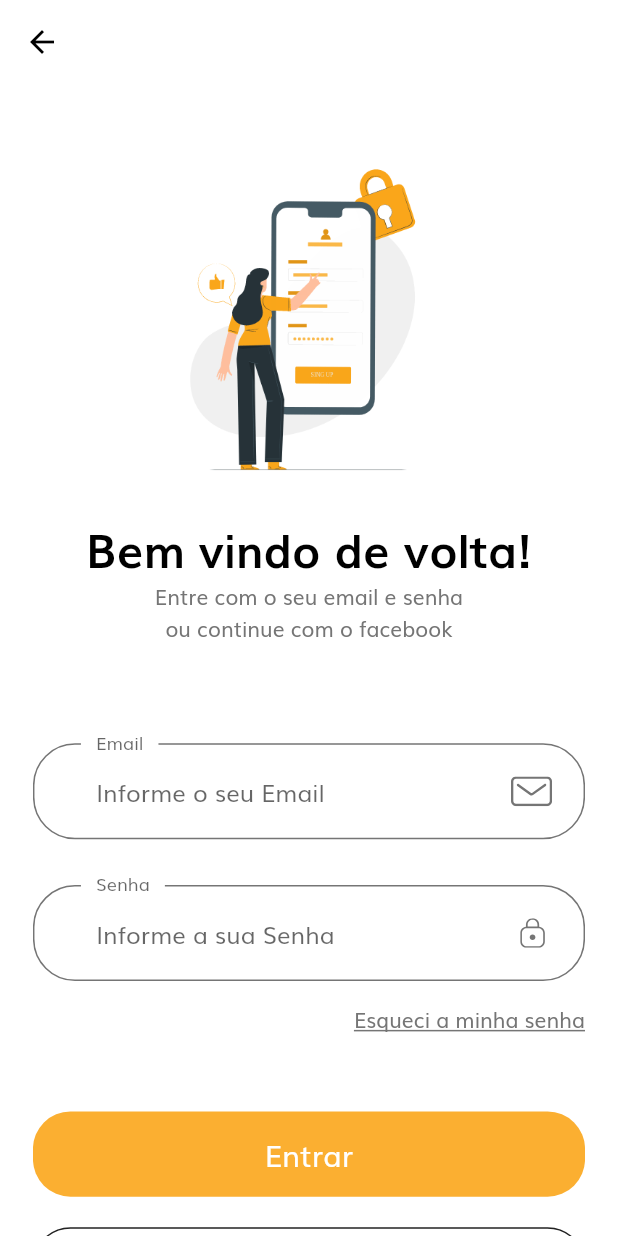
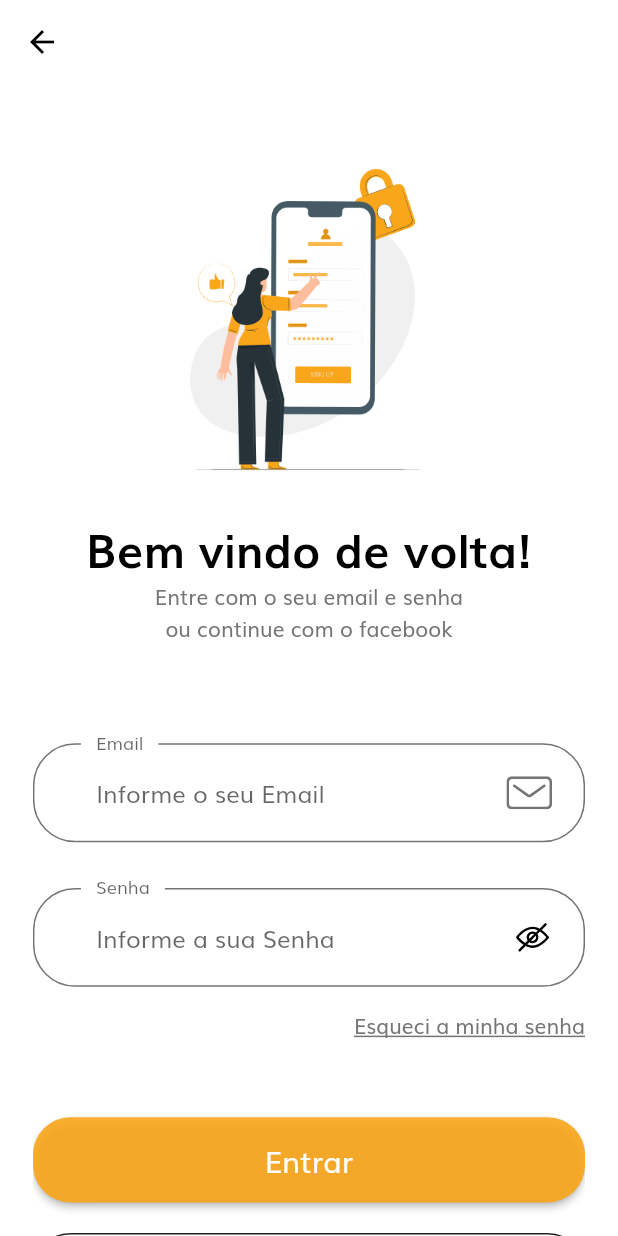
Before and after one commit to Joao-VictorF/MoveDor, a Flutter app: the SignInScreen screen opened by its route, on a phone screen of 412 x 824 dp. Run offline on Flutter 3.47's test engine with Material 2 defaults, Android fonts, the phone set to English and light mode, and no system bars; our stand-ins replace flutter_svg.

Commit message:
show/hide password input text

```diff
--- a/lib/components/custom_surfix_icon.dart
+++ b/lib/components/custom_surfix_icon.dart
@@ -6,14 +6,19 @@ import '../size_config.dart';
 class CustomSurffixIcon extends StatelessWidget {
   const CustomSurffixIcon({
     Key key,
+    this.press,
     @required this.svgIcon,
   }) : super(key: key);
 
   final String svgIcon;
+  final Function press;
 
   @override
   Widget build(BuildContext context) {
-    return Padding(
+    return
+    GestureDetector(
+      onTap: press,
+      child: Padding(
         padding: EdgeInsets.fromLTRB(
           0,
           getProportionateScreenWidth(20),
@@ -22,7 +27,8 @@ class CustomSurffixIcon extends StatelessWidget {
         ),
         child: SvgPicture.asset(
           svgIcon,
-        height: getProportionateScreenWidth(18),
+          height: getProportionateScreenWidth(20),
+        ),
       ),
     );
   }
--- a/lib/components/default_button.dart
+++ b/lib/components/default_button.dart
@@ -8,20 +8,28 @@ class DefaultButton extends StatelessWidget {
     Key key,
     this.text,
     this.press,
+    this.loading = false,
   }) : super(key: key);
   final String text;
   final Function press;
+  final bool loading;
 
   @override
   Widget build(BuildContext context) {
     return SizedBox(
       width: double.infinity,
       height: getProportionateScreenHeight(56),
-      child: FlatButton(
+      child: RaisedButton(
         shape: RoundedRectangleBorder(borderRadius: BorderRadius.circular(25)),
         color: kPrimaryColor,
-        onPressed: press,
-        child: Text(
+        onPressed: loading ? null : press,
+        child:
+        loading ?
+        CircularProgressIndicator(
+          valueColor: new AlwaysStoppedAnimation<Color>(Colors.white),
+        )
+        :
+        Text(
           text,
           style: TextStyle(
             fontSize: getProportionateScreenWidth(18),
--- a/lib/screens/sign_in/components/sign_form.dart
+++ b/lib/screens/sign_in/components/sign_form.dart
@@ -2,7 +2,7 @@ import 'package:flutter/material.dart';
 import 'package:reboot/components/custom_surfix_icon.dart';
 import 'package:reboot/components/form_error.dart';
 import 'package:reboot/screens/forgot_password/forgot_password_screen.dart';
-import 'package:reboot/screens/login_success/login_success_screen.dart';
+import 'package:reboot/screens/home/home_screen.dart';
 
 import '../../../components/default_button.dart';
 import '../../../constants.dart';
@@ -17,7 +17,9 @@ class _SignFormState extends State<SignForm> {
   final _formKey = GlobalKey<FormState>();
   String email;
   String password;
-  bool remember = false;
+  bool loading = false;
+  bool hide_password = true;
+
   final List<String> errors = [];
 
   void addError({String error}) {
@@ -61,49 +63,17 @@ class _SignFormState extends State<SignForm> {
           FormError(errors: errors),
           SizedBox(height: getProportionateScreenHeight(20)),
           DefaultButton(
+            loading: loading,
             text: "Entrar",
             press: () {
               if (_formKey.currentState.validate()) {
                 _formKey.currentState.save();
                 // if all are valid then go to success screen
-                Navigator.pushNamed(context, LoginSuccessScreen.routeName);
+                loginAction();
               }
             },
           ),
         ],
-      ),
-    );
-  }
-
-  TextFormField buildPasswordFormField() {
-    return TextFormField(
-      obscureText: true,
-      onSaved: (newValue) => password = newValue,
-      onChanged: (value) {
-        if (value.isNotEmpty) {
-          removeError(error: kPassNullError);
-        } else if (value.length >= 8) {
-          removeError(error: kShortPassError);
-        }
-        return null;
-      },
-      validator: (value) {
-        if (value.isEmpty) {
-          addError(error: kPassNullError);
-          return "";
-        } else if (value.length < 8) {
-          addError(error: kShortPassError);
-          return "";
-        }
-        return null;
-      },
-      decoration: InputDecoration(
-        labelText: "Senha",
-        hintText: "Informe a sua Senha",
-        // If  you are using latest version of flutter then lable text and hint text shown like this
-        // if you r using flutter less then 1.20.* then maybe this is not working properly
-        floatingLabelBehavior: FloatingLabelBehavior.always,
-        suffixIcon: CustomSurffixIcon(svgIcon: "assets/icons/Lock.svg"),
       ),
     );
   }
@@ -140,4 +110,54 @@ class _SignFormState extends State<SignForm> {
       ),
     );
   }
+
+  TextFormField buildPasswordFormField() {
+    return TextFormField(
+      obscureText: hide_password,
+      onSaved: (newValue) => password = newValue,
+      onChanged: (value) {
+        if (value.isNotEmpty) {
+          removeError(error: kPassNullError);
+        } else if (value.length >= 8) {
+          removeError(error: kShortPassError);
+        }
+        return null;
+      },
+      validator: (value) {
+        if (value.isEmpty) {
+          addError(error: kPassNullError);
+          return "";
+        } else if (value.length < 8) {
+          addError(error: kShortPassError);
+          return "";
+        }
+        return null;
+      },
+      decoration: InputDecoration(
+        labelText: "Senha",
+        hintText: "Informe a sua Senha",
+        // If  you are using latest version of flutter then lable text and hint text shown like this
+        // if you r using flutter less then 1.20.* then maybe this is not working properly
+        floatingLabelBehavior: FloatingLabelBehavior.always,
+        suffixIcon:
+         CustomSurffixIcon(
+          svgIcon: hide_password ? "assets/icons/hide-eye.svg" : "assets/icons/eye.svg",
+          press: () {
+            setState(() {
+              hide_password = !hide_password;
+            });
+          }),
+      ),
+    );
+  }
+
+  Future loginAction() async {
+    setState(() {
+      loading = true;
+    });
+    //replace the below line of code with your login request
+    await new Future.delayed(const Duration(seconds: 2));
+    Navigator.pushNamed(context, HomeScreen.routeName);
+    // Navigator.pushNamed(context, LoginSuccessScreen.routeName);
+  }
 }
--- a/lib/screens/splash/components/body.dart
+++ b/lib/screens/splash/components/body.dart
@@ -68,7 +68,7 @@ class _BodyState extends State<Body> {
                     ),
                     Spacer(flex: 3),
                     DefaultButton(
-                      text: "Login",
+                      text: "Entrar",
                       press: () {
                         Navigator.pushNamed(context, SignInScreen.routeName);
                       },
```
Also changed, not shown: lib/components/no_account_text.dart (+7 -5 lines), assets/icons/eye.svg (added), assets/icons/hide-eye.svg (added). Lines whose indentation alone changed are shown as unchanged.
